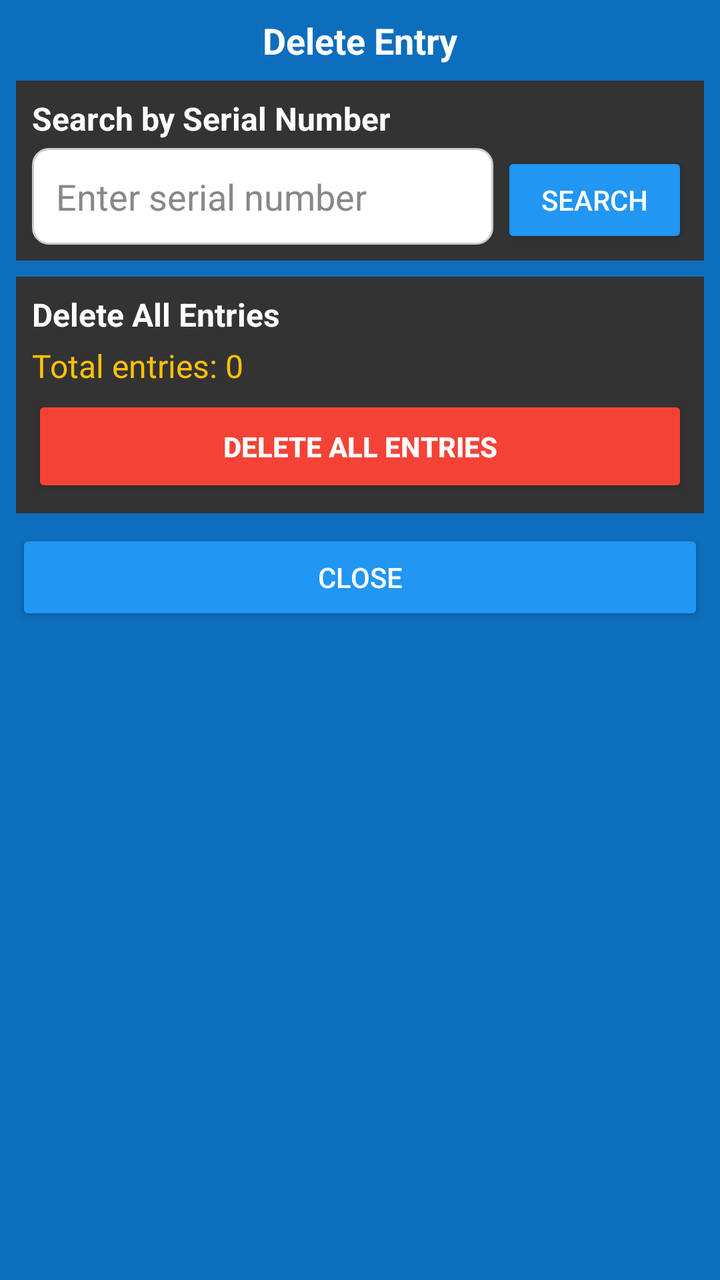
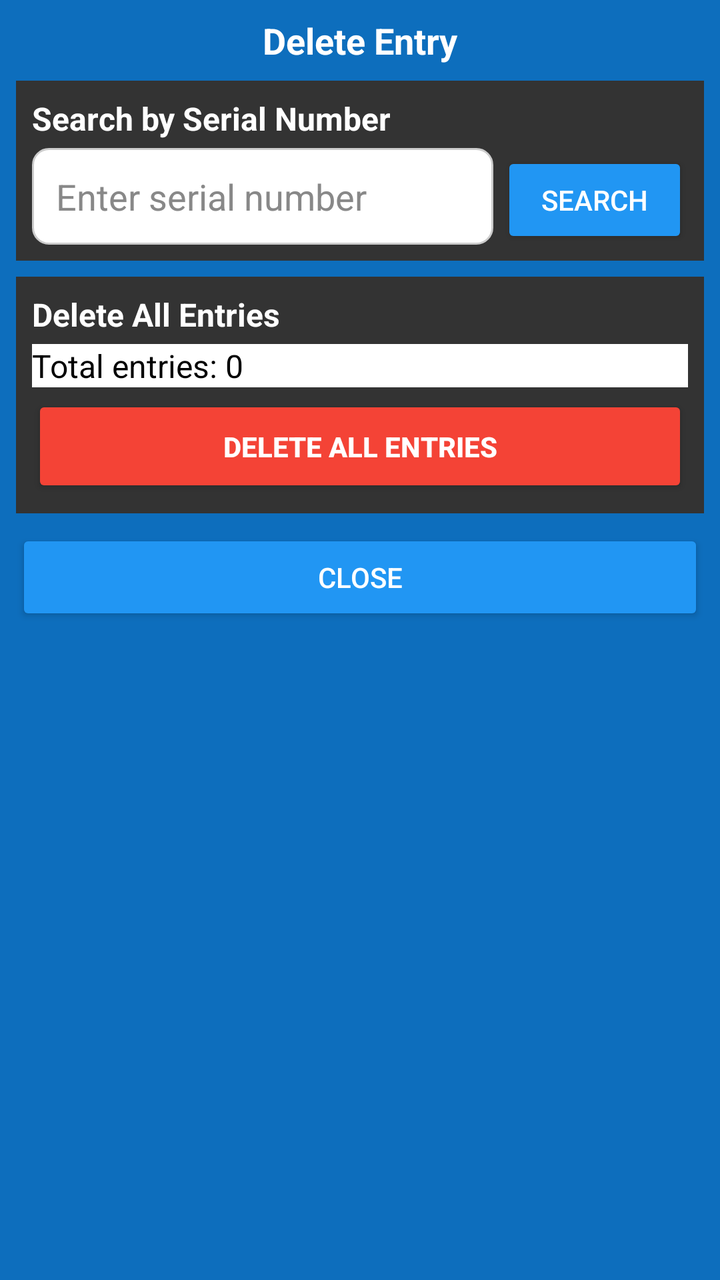

Screens rendered from an Android XML layout before and after an edit, with the pre-edit source and the edit as a unified diff.
<!-- AndroidManifest.xml: application theme Theme.AppCompat.Light.NoActionBar -->
<!-- res/layout/fragment_e.xml -->
<?xml version="1.0" encoding="utf-8"?>
<ScrollView xmlns:android="http://schemas.android.com/apk/res/android"
    xmlns:app="http://schemas.android.com/apk/res-auto"
    android:layout_width="match_parent"
    android:layout_height="match_parent"
    android:background="#0D6EBD"
    android:fillViewport="true">

    <LinearLayout
        android:layout_width="match_parent"
        android:layout_height="wrap_content"
        android:orientation="vertical"
        android:padding="@dimen/medium_padding">

        
        <LinearLayout
            android:layout_width="match_parent"
            android:layout_height="wrap_content"
            android:orientation="vertical"
            android:gravity="center"
            android:layout_marginBottom="@dimen/medium_padding">

            <TextView
                android:id="@+id/headingName"
                android:layout_width="match_parent"
                android:layout_height="wrap_content"
                android:text="Delete Entry"
                android:textSize="@dimen/xlarge_text_size"
                android:textStyle="bold"
                android:textColor="@color/white"
                android:gravity="center"/>

        </LinearLayout>

        
        <LinearLayout
            android:layout_width="match_parent"
            android:layout_height="wrap_content"
            android:orientation="vertical"
            android:background="#333333"
            android:padding="@dimen/medium_padding"
            android:layout_marginBottom="@dimen/medium_padding">

            <TextView
                android:layout_width="match_parent"
                android:layout_height="wrap_content"
                android:text="Search by Serial Number"
                android:textColor="@color/white"
                android:textSize="@dimen/large_text_size"
                android:textStyle="bold"
                android:layout_marginBottom="@dimen/small_padding"/>

            <LinearLayout
                android:layout_width="match_parent"
                android:layout_height="wrap_content"
                android:orientation="horizontal">

                <EditText
                    android:id="@+id/searchSerialEditText"
                    android:layout_width="0dp"
                    android:layout_height="wrap_content"
                    android:layout_weight="1"
                    android:background="@drawable/edittext_box"
                    android:hint="Enter serial number"
                    android:inputType="number"
                    android:textColor="#000000"
                    android:textColorHint="#888888"
                    android:padding="12dp"
                    android:imeOptions="actionSearch"/>

                <Button
                    android:id="@+id/btnSearch"
                    android:layout_width="wrap_content"
                    android:layout_height="wrap_content"
                    android:text="Search"
                    android:layout_marginStart="@dimen/small_padding"
                    android:backgroundTint="#2196F3"
                    android:textColor="@color/white"
                    android:paddingLeft="20dp"
                    android:paddingRight="20dp"/>
            </LinearLayout>
        </LinearLayout>

        
        <LinearLayout
            android:id="@+id/entryDetailsLayout"
            android:layout_width="match_parent"
            android:layout_height="wrap_content"
            android:orientation="vertical"
            android:background="#333333"
            android:padding="@dimen/medium_padding"
            android:layout_marginBottom="@dimen/medium_padding"
            android:visibility="gone">

            <TextView
                android:layout_width="match_parent"
                android:layout_height="wrap_content"
                android:text="Entry Details"
                android:textColor="@color/white"
                android:textSize="@dimen/large_text_size"
                android:textStyle="bold"
                android:layout_marginBottom="@dimen/small_padding"/>

            <TextView
                android:id="@+id/txtSerialNo"
                android:layout_width="match_parent"
                android:layout_height="wrap_content"
                android:textColor="#00FF00"
                android:textSize="@dimen/normal_text_size"
                android:layout_marginBottom="@dimen/tiny_padding"/>

            <TextView
                android:id="@+id/txtVehicleNo"
                android:layout_width="match_parent"
                android:layout_height="wrap_content"
                android:textColor="#00FF00"
                android:textSize="@dimen/normal_text_size"
                android:layout_marginBottom="@dimen/tiny_padding"/>

            <TextView
                android:id="@+id/txtVehicleType"
                android:layout_width="match_parent"
                android:layout_height="wrap_content"
                android:textColor="#00FF00"
                android:textSize="@dimen/normal_text_size"
                android:layout_marginBottom="@dimen/tiny_padding"/>

            <TextView
                android:id="@+id/txtMaterial"
                android:layout_width="match_parent"
                android:layout_height="wrap_content"
                android:textColor="#00FF00"
                android:textSize="@dimen/normal_text_size"
                android:layout_marginBottom="@dimen/tiny_padding"/>

            <TextView
                android:id="@+id/txtParty"
                android:layout_width="match_parent"
                android:layout_height="wrap_content"
                android:textColor="#00FF00"
                android:textSize="@dimen/normal_text_size"
                android:layout_marginBottom="@dimen/tiny_padding"/>

            <TextView
                android:id="@+id/txtGross"
                android:layout_width="match_parent"
                android:layout_height="wrap_content"
                android:textColor="#00FF00"
                android:textSize="@dimen/normal_text_size"
                android:layout_marginBottom="@dimen/tiny_padding"/>

            <TextView
                android:id="@+id/txtTare"
                android:layout_width="match_parent"
                android:layout_height="wrap_content"
                android:textColor="#00FF00"
                android:textSize="@dimen/normal_text_size"
                android:layout_marginBottom="@dimen/tiny_padding"/>

            <TextView
                android:id="@+id/txtNet"
                android:layout_width="match_parent"
                android:layout_height="wrap_content"
                android:textColor="#00FF00"
                android:textSize="@dimen/normal_text_size"
                android:layout_marginBottom="@dimen/tiny_padding"/>

            <TextView
                android:id="@+id/txtFinalized"
                android:layout_width="match_parent"
                android:layout_height="wrap_content"
                android:textColor="#00FF00"
                android:textSize="@dimen/normal_text_size"
                android:layout_marginBottom="@dimen/tiny_padding"/>

            <TextView
                android:id="@+id/txtTimestamp"
                android:layout_width="match_parent"
                android:layout_height="wrap_content"
                android:textColor="#00FF00"
                android:textSize="@dimen/normal_text_size"
                android:layout_marginBottom="@dimen/small_padding"/>

            <LinearLayout
                android:layout_width="match_parent"
                android:layout_height="wrap_content"
                android:orientation="horizontal"
                android:layout_marginTop="@dimen/small_padding">

                <Button
                    android:id="@+id/btnDeleteSingle"
                    android:layout_width="0dp"
                    android:layout_height="wrap_content"
                    android:layout_weight="1"
                    android:text="Delete This Entry"
                    android:backgroundTint="#F44336"
                    android:textColor="@color/white"
                    android:layout_marginEnd="@dimen/tiny_padding"/>

                <Button
                    android:id="@+id/btnClear"
                    android:layout_width="0dp"
                    android:layout_height="wrap_content"
                    android:layout_weight="1"
                    android:text="Clear"
                    android:backgroundTint="#9E9E9E"
                    android:textColor="@color/white"
                    android:layout_marginStart="@dimen/tiny_padding"/>
            </LinearLayout>
        </LinearLayout>

        
        <LinearLayout
            android:layout_width="match_parent"
            android:layout_height="wrap_content"
            android:orientation="vertical"
            android:background="#333333"
            android:padding="@dimen/medium_padding"
            android:layout_marginBottom="@dimen/medium_padding">

            <TextView
                android:layout_width="match_parent"
                android:layout_height="wrap_content"
                android:text="Delete All Entries"
                android:textColor="@color/white"
                android:textSize="@dimen/large_text_size"
                android:textStyle="bold"
                android:layout_marginBottom="@dimen/small_padding"/>

            <TextView
                android:id="@+id/txtTotalEntries"
                android:layout_width="match_parent"
                android:layout_height="wrap_content"
                android:text="Total entries: 0"
                android:textColor="#FFC107"
                android:textSize="@dimen/normal_text_size"
                android:layout_marginBottom="@dimen/small_padding"/>

            <Button
                android:id="@+id/btnDeleteAll"
                android:layout_width="match_parent"
                android:layout_height="wrap_content"
                android:text="DELETE ALL ENTRIES"
                android:backgroundTint="#F44336"
                android:textColor="@color/white"
                android:textStyle="bold"
                android:padding="16dp"/>
        </LinearLayout>

        
        <Button
            android:id="@+id/btnClose"
            android:layout_width="match_parent"
            android:layout_height="wrap_content"
            android:text="Close"
            android:backgroundTint="#2196F3"
            android:textColor="@color/white"
            android:padding="12dp"/>
    </LinearLayout>
</ScrollView>
<!-- resources referenced by this layout -->
<resources>
  <color name="white">#FFFFFFFF</color>
  <dimen name="large_text_size">16sp</dimen>
  <dimen name="medium_padding">8dp</dimen>
  <dimen name="normal_text_size">16sp</dimen>
  <dimen name="small_padding">4dp</dimen>
  <dimen name="tiny_padding">2dp</dimen>
  <dimen name="xlarge_text_size">18sp</dimen>
  <!-- drawable edittext_box (drawable) -->
  <?xml version="1.0" encoding="utf-8"?>
  <shape xmlns:android="http://schemas.android.com/apk/res/android">
      <solid android:color="#FFFFFF"/>
      <corners android:radius="8dp"/>
      <stroke
          android:width="1dp"
          android:color="#CCCCCC"/>
      <padding
          android:left="12dp"
          android:top="8dp"
          android:right="12dp"
          android:bottom="8dp"/>
  </shape>
</resources>

<!-- the commit's change to res/layout/fragment_e.xml (unified diff, before → after) -->
@@ -4,6 +4,8 @@
     android:layout_width="match_parent"
     android:layout_height="match_parent"
     android:background="#0D6EBD"
+    android:layout_marginEnd="@dimen/layout_end_margin"
+    android:layout_marginStart="@dimen/layout_start_margin"
     android:fillViewport="true">
 
     <LinearLayout
@@ -232,7 +234,8 @@
                 android:layout_width="match_parent"
                 android:layout_height="wrap_content"
                 android:text="Total entries: 0"
-                android:textColor="#FFC107"
+                android:textColor="#000000"
+                android:background="#FFFFFF"
                 android:textSize="@dimen/normal_text_size"
                 android:layout_marginBottom="@dimen/small_padding"/>
 
<!-- resource entries referenced after the edit -->
@@ -2,6 +2,8 @@
 <resources>
   <color name="white">#FFFFFFFF</color>
   <dimen name="large_text_size">16sp</dimen>
+  <dimen name="layout_end_margin">90dp</dimen>
+  <dimen name="layout_start_margin">90dp</dimen>
   <dimen name="medium_padding">8dp</dimen>
   <dimen name="normal_text_size">16sp</dimen>
   <dimen name="small_padding">4dp</dimen>
